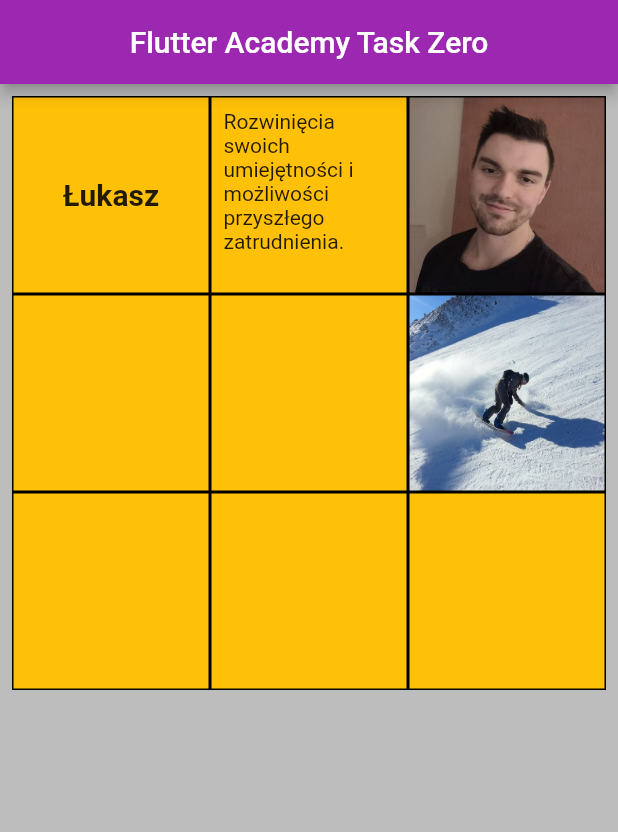
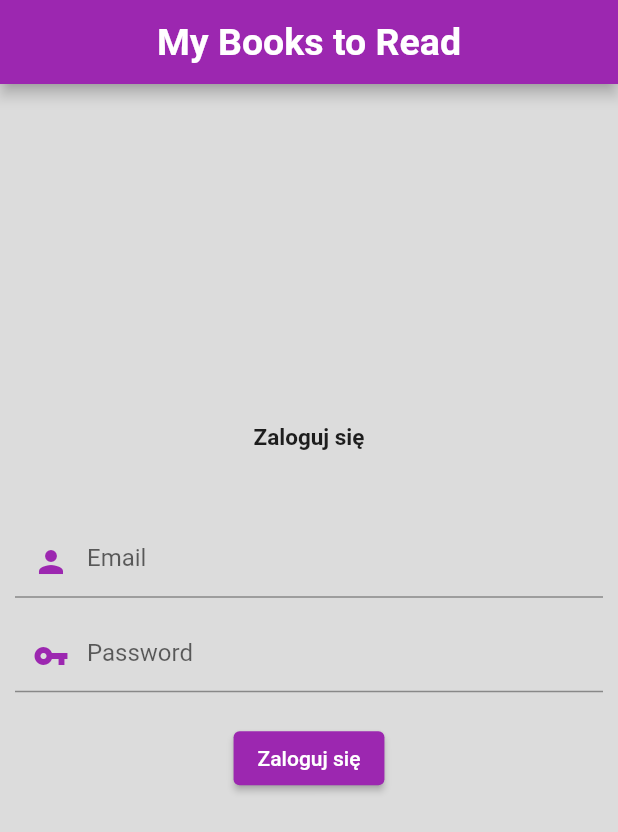
Before and after one commit to LukaszWalencik/lukasz_walencik_flutter_academy_task_zero, a Flutter app: the screen it shows after launch, on a phone screen of 412 x 824 dp. Shown: the top 832 px of the screen. Run offline on Flutter 3.47's test engine with Material 2 defaults, Android fonts, the phone set to English and light mode, and no system bars; our stand-ins replace bloc, firebase_auth, firebase_core, flutter_bloc; accounts and stored records are empty.

Commit message:
Add firebase Create login page

```diff
--- /dev/null
+++ b/lib/features/login_page/login_page.dart
@@ -0,0 +1,114 @@
+import 'package:firebase_auth/firebase_auth.dart';
+import 'package:flutter/material.dart';
+
+class LoginPage extends StatelessWidget {
+  LoginPage({Key? key}) : super(key: key);
+
+  final emailController = TextEditingController();
+  final passwordController = TextEditingController();
+
+  @override
+  Widget build(BuildContext context) {
+    return Scaffold(
+      appBar: AppBar(
+        centerTitle: true,
+        backgroundColor: Colors.purple,
+        title: const Text(
+          'My Books to Read',
+          style: TextStyle(
+            fontSize: 25,
+            fontWeight: FontWeight.w600,
+          ),
+        ),
+      ),
+      body: Container(
+        color: Colors.black12,
+        child: Center(
+          child: Padding(
+            padding: const EdgeInsets.all(10.0),
+            child: Column(
+              mainAxisAlignment: MainAxisAlignment.center,
+              children: [
+                Flexible(
+                  child: Text(
+                    'Zaloguj się',
+                    style: const TextStyle(
+                      fontWeight: FontWeight.bold,
+                      fontSize: 15,
+                    ),
+                  ),
+                ),
+                const Flexible(
+                  child: SizedBox(
+                    height: 50,
+                  ),
+                ),
+                Flexible(
+                  child: TextField(
+                    controller: emailController,
+                    decoration: const InputDecoration(
+                      prefixIcon: Icon(
+                        Icons.person,
+                        color: Colors.purple,
+                      ),
+                      hintText: 'Email',
+                    ),
+                  ),
+                ),
+                const Flexible(
+                  child: SizedBox(
+                    height: 15,
+                  ),
+                ),
+                Flexible(
+                  child: TextField(
+                    obscureText: true,
+                    controller: passwordController,
+                    decoration: const InputDecoration(
+                      prefixIcon: Icon(
+                        Icons.vpn_key,
+                        color: Colors.purple,
+                      ),
+                      hintText: 'Password',
+                    ),
+                  ),
+                ),
+                const Flexible(
+                  child: SizedBox(
+                    height: 20,
+                  ),
+                ),
+                Flexible(
+                  child: ElevatedButton(
+                      onPressed: () async {
+                        try {
+                          await FirebaseAuth.instance
+                              .signInWithEmailAndPassword(
+                                  email: emailController.text,
+                                  password: passwordController.text);
+                        } catch (error) {
+                          print(error);
+                        }
+                      },
+                      child: Text('Zaloguj się'),
+                      style: ElevatedButton.styleFrom(primary: Colors.purple)),
+                ),
+                const Flexible(
+                  child: SizedBox(
+                    height: 20,
+                  ),
+                ),
+                Flexible(
+                  child: TextButton(
+                    onPressed: () {},
+                    child: Text(''),
+                  ),
+                )
+              ],
+            ),
+          ),
+        ),
+      ),
+    );
+  }
+}
--- a/lib/features/pulpit.dart
+++ b/lib/features/pulpit_page/pulpit.dart
@@ -2,7 +2,7 @@ import 'package:flutter/material.dart';
 import 'package:flutter_bloc/flutter_bloc.dart';
 import 'dart:math';
 
-import 'package:lukasz_walencik_flutter_academy_task_zero/features/cubit/pulpit_cubit.dart';
+import 'package:lukasz_walencik_flutter_academy_task_zero/features/pulpit_page/cubit/pulpit_cubit.dart';
 
 class Pulpit extends StatelessWidget {
   const Pulpit({
--- a/lib/main.dart
+++ b/lib/main.dart
@@ -1,6 +1,12 @@
+import 'package:firebase_core/firebase_core.dart';
 import 'package:flutter/material.dart';
+import 'package:lukasz_walencik_flutter_academy_task_zero/firebase_options.dart';
 import 'package:lukasz_walencik_flutter_academy_task_zero/myapp.dart';
 
-void main() {
+void main() async {
+  WidgetsFlutterBinding.ensureInitialized();
+  await Firebase.initializeApp(
+    options: DefaultFirebaseOptions.currentPlatform,
+  );
   runApp(const MyApp());
 }
--- a/lib/myapp.dart
+++ b/lib/myapp.dart
@@ -1,5 +1,7 @@
 import 'package:flutter/material.dart';
-import 'package:lukasz_walencik_flutter_academy_task_zero/features/pulpit.dart';
+import 'package:lukasz_walencik_flutter_academy_task_zero/features/login_page/login_page.dart';
+import 'package:lukasz_walencik_flutter_academy_task_zero/features/pulpit_page/pulpit.dart';
+import 'package:firebase_auth/firebase_auth.dart';
 
 class MyApp extends StatelessWidget {
   const MyApp({Key? key}) : super(key: key);
@@ -7,7 +9,15 @@ class MyApp extends StatelessWidget {
   @override
   Widget build(BuildContext context) {
     return MaterialApp(
-      home: Pulpit(),
+      home: StreamBuilder<User?>(
+          stream: FirebaseAuth.instance.authStateChanges(),
+          builder: (context, snapshot) {
+            final user = snapshot.data;
+            if (user == null) {
+              return LoginPage();
+            }
+            return Pulpit();
+          }),
     );
   }
 }
--- a/pubspec.yaml
+++ b/pubspec.yaml
@@ -35,6 +35,8 @@ dependencies:
   # Use with the CupertinoIcons class for iOS style icons.
   cupertino_icons: ^1.0.2
   flutter_bloc: ^8.0.1
+  firebase_auth: ^3.3.9
+  firebase_core: ^1.13.1
 
 dev_dependencies:
   flutter_test:
```
Also changed, not shown: lib/features/pulpit_page/cubit/pulpit_cubit.dart (renamed from lib/features/cubit/pulpit_cubit.dart), lib/features/pulpit_page/cubit/pulpit_state.dart (renamed from lib/features/cubit/pulpit_state.dart), lib/firebase_options.dart (added), pubspec.lock.
